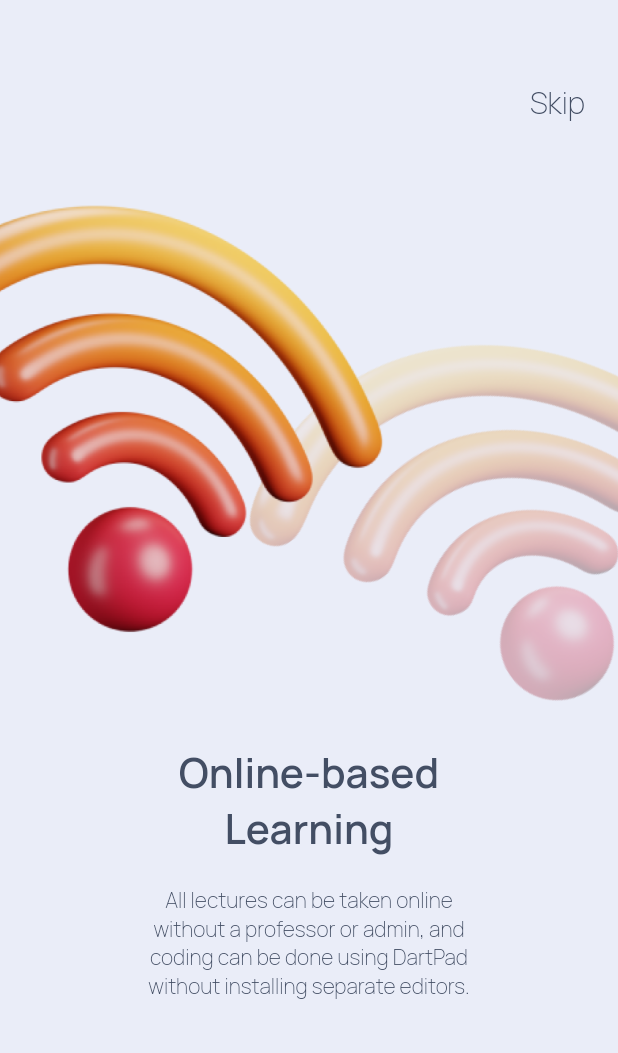
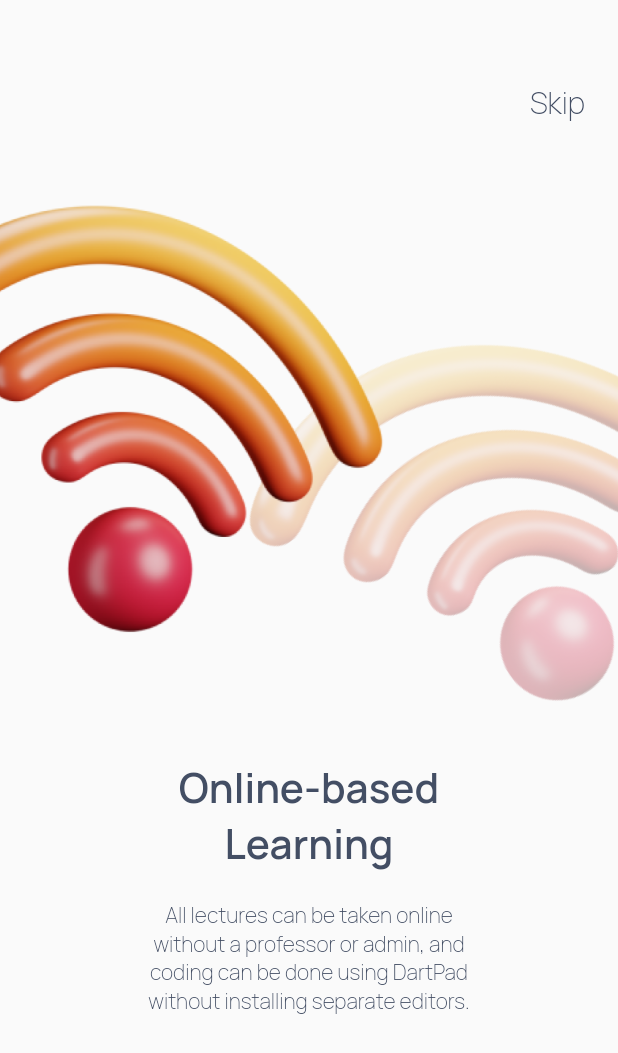
Before and after one commit to zixxin/onBoardingPage, a Flutter app: the screen it shows after launch, on a phone screen of 412 x 824 dp. Shown: the top 1053 px of the screen. Run offline on Flutter 3.47's test engine with Material 2 defaults, Android fonts, the phone set to English and light mode, and no system bars.

Commit message:
슬라이더, 마지막 페이지 버튼 제외 4개 페이지 모두 구현 완료

```diff
--- a/lib/main.dart
+++ b/lib/main.dart
@@ -17,7 +17,7 @@ class MyApp extends StatelessWidget {
         fontFamily: 'Manrope',
         primarySwatch: Colors.blue,
       ),
-      home: const OnBoardingPage(),
+      home: const onBoardingPage(),
     );
   }
 }
--- a/lib/onBoarding.dart
+++ b/lib/onBoarding.dart
@@ -1,17 +1,18 @@
 import 'package:flutter/material.dart';
 
-class OnBoardingPage extends StatefulWidget {
-  const OnBoardingPage({Key? key}) : super(key: key);
+class onBoardingPage extends StatefulWidget {
+  const onBoardingPage({Key? key}) : super(key: key);
 
   @override
-  State<OnBoardingPage> createState() => _OnBoardingPageState();
+  State<onBoardingPage> createState() => onBoardingPageState();
 }
 
-class _OnBoardingPageState extends State<OnBoardingPage> {
+class onBoardingPageState extends State<onBoardingPage> {
   @override
   Widget build(BuildContext context) {
+    final PageController pageController = PageController(initialPage: 0);
+
     return Scaffold(
-      backgroundColor: const Color(0xFFEAEDF8),
       body: Center(
         child: Column(
           mainAxisAlignment: MainAxisAlignment.start,
@@ -33,10 +34,33 @@ class _OnBoardingPageState extends State<OnBoardingPage> {
                 ),
               ],
             ),
+            Container(
+              height: 700,
+              child: PageView(
+                scrollDirection: Axis.horizontal,
+                controller: pageController,
+                children: [
+                  onBoarding1_1(),
+                  onBoarding1_2(),
+                  onBoarding2_1(),
+                  onBoarding2_2(),
+                ],
+              ),
+            ),
+          ],
+        ),
+      ),
+    );
+  }
+}
+
+Widget onBoarding1_1() {
+  return Column(
+    children: [
       Image.asset(
         'image/OnBoardingStyle1-1.png',
       ),
-            const SizedBox(height: 20),
+      const SizedBox(height: 30),
       const Text(
         'Online-based\nLearning',
         style: TextStyle(
@@ -57,8 +81,106 @@ class _OnBoardingPageState extends State<OnBoardingPage> {
         textAlign: TextAlign.center,
       ),
     ],
+  );
+}
+
+Widget onBoarding1_2() {
+  return Column(
+    children: [
+      const SizedBox(height: 30),
+      Image.asset(
+        'image/OnBoardingStyle1-2.png',
+      ),
+      const SizedBox(height: 20),
+      const Text(
+        'Fast Practice-\nbased Learning',
+        style: TextStyle(
+            color: Color(0xFF434E64),
+            fontSize: 27,
+            fontFamily: 'Manrope',
+            fontWeight: FontWeight.w600),
+        textAlign: TextAlign.center,
+      ),
+      const SizedBox(height: 18),
+      const Text(
+        'You can learn and apply concepts\nfast in micro units, so increasing the\npractical capability of app development.',
+        style: TextStyle(
+            color: Color(0xFF434E64),
+            fontSize: 14,
+            fontFamily: 'Manrope',
+            fontWeight: FontWeight.w200),
+        textAlign: TextAlign.center,
+      ),
+    ],
+  );
+}
+
+Widget onBoarding2_1() {
+  return Column(
+    children: [
+      Container(
+        margin: const EdgeInsets.only(top: 95.0),
+        width: 270,
+        height: 270,
+        child: Image.asset(
+          'image/OnBoardingStyle2-1.png',
         ),
       ),
+      const SizedBox(height: 30),
+      const Text(
+        'Project-based\nLearning',
+        style: TextStyle(
+            color: Color(0xFF434E64),
+            fontSize: 27,
+            fontFamily: 'Manrope',
+            fontWeight: FontWeight.w600),
+        textAlign: TextAlign.center,
+      ),
+      const SizedBox(height: 20),
+      const Text(
+        'Through applying and utilizing the\nconcepts learned in Lesson to build\nvarious projects, you can develop your\nabilities to carry out projects.',
+        style: TextStyle(
+            color: Color(0xFF434E64),
+            fontSize: 14,
+            fontFamily: 'Manrope',
+            fontWeight: FontWeight.w200),
+        textAlign: TextAlign.center,
+      ),
+    ],
   );
 }
+
+Widget onBoarding2_2() {
+  return Column(
+    children: [
+      Container(
+        margin: const EdgeInsets.only(top: 75.0),
+        width: 235,
+        height: 303.91,
+        child: Image.asset(
+          'image/OnBoardingStyle2-2.png',
+        ),
+      ),
+      const SizedBox(height: 17),
+      const Text(
+        'Build your own App',
+        style: TextStyle(
+            color: Color(0xFF434E64),
+            fontSize: 27,
+            fontFamily: 'Manrope',
+            fontWeight: FontWeight.w600),
+        textAlign: TextAlign.center,
+      ),
+      const SizedBox(height: 53),
+      const Text(
+        'Using concepts learned in micro units\nfrom MicroLearnable, users can\nfinally create their own applications.',
+        style: TextStyle(
+            color: Color(0xFF434E64),
+            fontSize: 14,
+            fontFamily: 'Manrope',
+            fontWeight: FontWeight.w200),
+        textAlign: TextAlign.center,
+      ),
+    ],
+  );
 }
```
Also changed, not shown: image/OnBoardingStyle1-2.png. Lines whose indentation alone changed are shown as unchanged.
